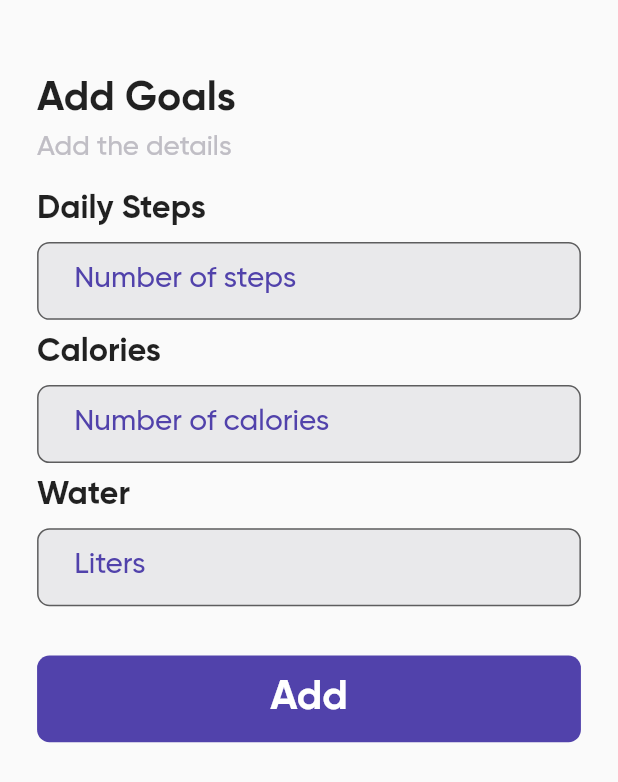
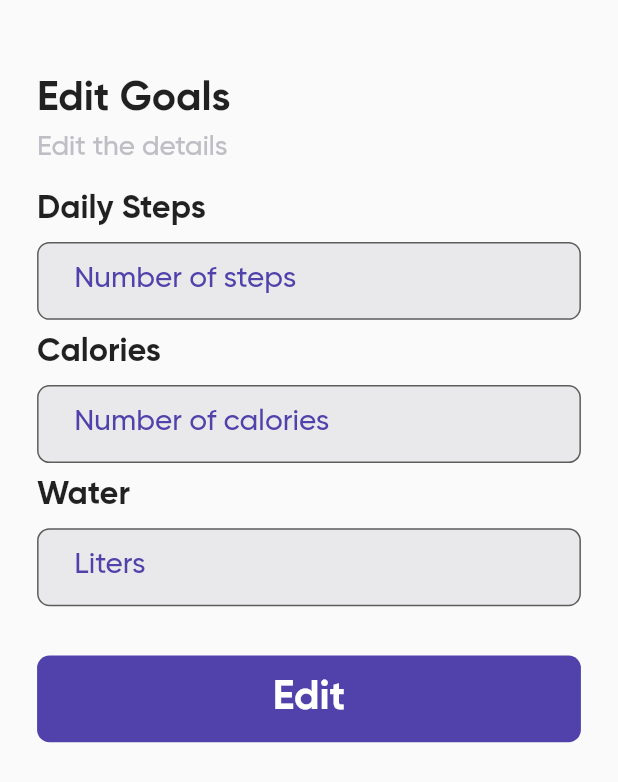
Before and after one commit to jay-isampelliwar/health_tracking_app, a Flutter app: the Profile screen opened directly with empty values, after a tap on "Edit Goals", on a phone screen of 412 x 824 dp. Shown: the top 782 px of the screen. Run offline on Flutter 3.47's test engine with Material 2 defaults, Android fonts, the phone set to English and light mode, and no system bars; our stand-ins replace bloc, equatable, flutter_bloc, flutter_local_notifications, get_it, google_nav_bar and 6 more; accounts and stored records are empty; network calls fail.

Commit message:
added edit gaols page

```diff
--- a/lib/features/Bmi/ui/bmi.dart
+++ b/lib/features/Bmi/ui/bmi.dart
@@ -72,7 +72,7 @@ class _BmiPageState extends State<BmiPage> {
                   box.put("height", hightTextEditingController.text);
                   box.put("weight", weightTextEditingController.text);
 
-                  routeWithPushReplacement(const Goal(), context);
+                  routeWithPushReplacement(Goal(), context);
                 },
               )
             ],
--- a/lib/features/goal/ui/goal.dart
+++ b/lib/features/goal/ui/goal.dart
@@ -11,8 +11,8 @@ import '../../../core/constants/color_constant.dart';
 import '../../../core/widgets/const_size_box.dart';
 
 class Goal extends StatefulWidget {
-  const Goal({super.key});
-
+  Goal({this.isEdit = false, super.key});
+  bool isEdit;
   @override
   State<Goal> createState() => _GoalState();
 }
@@ -22,7 +22,7 @@ class _GoalState extends State<Goal> {
       TextEditingController();
   TextEditingController calTextEditingController = TextEditingController();
   TextEditingController waterEditingController = TextEditingController();
-  // TextEditingController EditingController= TextEditingController();
+
   final box = Hive.box("goals");
   final localDatabase = Hive.box("localData");
 
@@ -49,8 +49,9 @@ class _GoalState extends State<Goal> {
           child: Column(
             children: [
               CustomAppBar(
-                title: "Add Goals",
-                subtitle: "Add the details",
+                title: widget.isEdit ? "Edit Goals" : "Add Goals",
+                subtitle:
+                    widget.isEdit ? "Edit the details" : "Add the details",
                 profile: false,
               ),
               AppConstSizeBox.constHightSizedBox(size.height * 0.02),
@@ -74,7 +75,7 @@ class _GoalState extends State<Goal> {
               AppConstSizeBox.constHightSizedBox(size.height * 0.04),
               AppButton(
                 child: Text(
-                  "Add",
+                  widget.isEdit ? "Edit" : "Add",
                   style: AppTextStyles.text28(bold: true, size: size)
                       .copyWith(color: AppColors.white),
                 ),
@@ -84,6 +85,9 @@ class _GoalState extends State<Goal> {
                   box.put("water", waterEditingController.text);
                   localDatabase.put("glassWater", 0);
                   routeWithPushReplacement(const MainWidget(), context);
+                  stepCountTextEditingController.clear();
+                  calTextEditingController.clear();
+                  waterEditingController.clear();
                 },
               )
             ],
--- a/lib/features/profile/ui/profile.dart
+++ b/lib/features/profile/ui/profile.dart
@@ -68,7 +68,9 @@ class Profile extends StatelessWidget {
                             Navigator.push(
                               context,
                               MaterialPageRoute(
-                                  builder: (context) => const Goal()),
+                                  builder: (context) => Goal(
+                                        isEdit: true,
+                                      )),
                             );
                           },
                         ),
```
